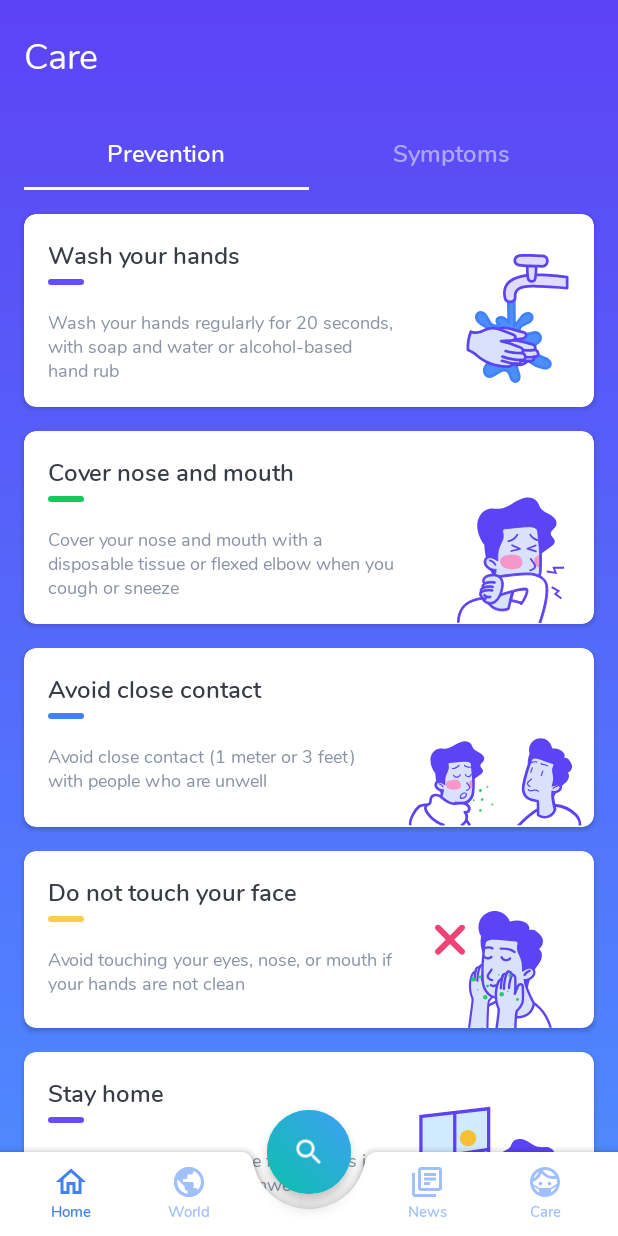
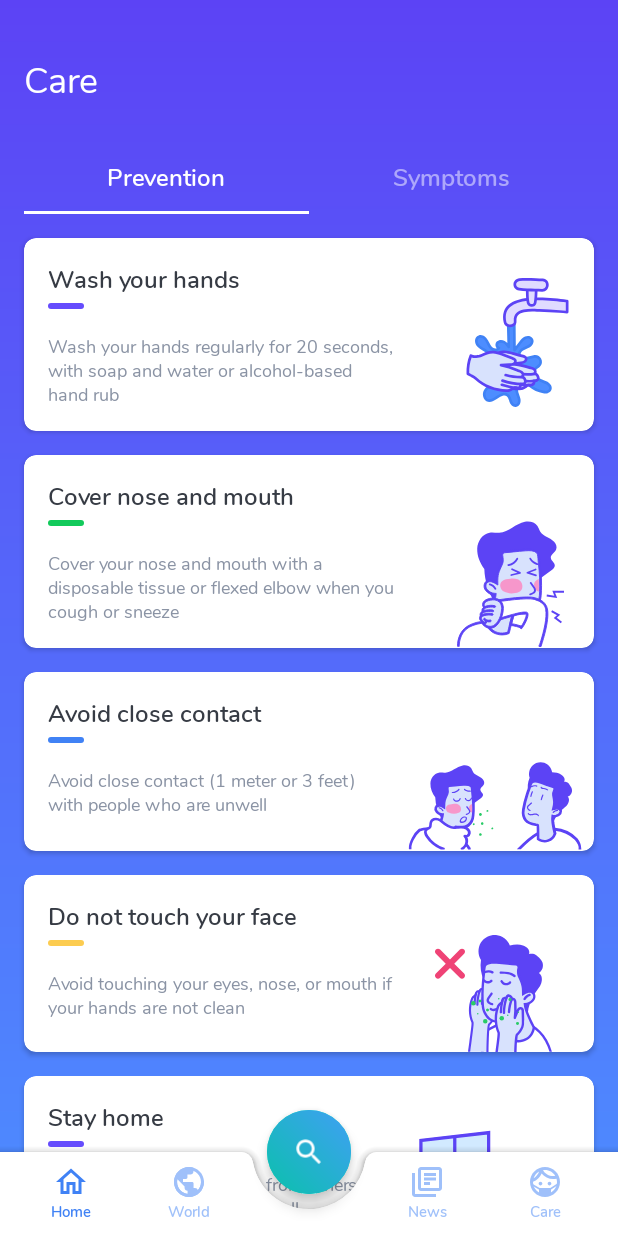
Before and after one commit to OBrunoVieira/Covid-19-Android, an Android app: the fragment CareFragment placed in its activity, on a phone screen of 412 x 824 dp. Run offline under Robolectric (Android 15) with nearby library versions, the phone set to English and light mode, and no system bars; our stand-ins replace RxJava; libraries missing offline, so code that uses them is left out: com.github.mikephil.charting, hu.akarnokd.rxjava3; 19 statements that could not run were skipped.

Commit message:
+ update care's style

```diff
--- a/app/src/main/res/values/styles.xml
+++ b/app/src/main/res/values/styles.xml
@@ -281,7 +281,7 @@
         <item name="android:textSize">@dimen/text_size_twenty_four</item>
         <item name="android:text">@string/care_title</item>
         <item name="android:textColor">@android:color/white</item>
-        <item name="android:layout_marginTop">@dimen/spacing_twenty</item>
+        <item name="android:layout_marginTop">@dimen/spacing_thirty_six</item>
         <item name="android:layout_marginStart">@dimen/spacing_sixteen</item>
         <item name="android:layout_marginEnd">@dimen/spacing_sixteen</item>
     </style>
```
